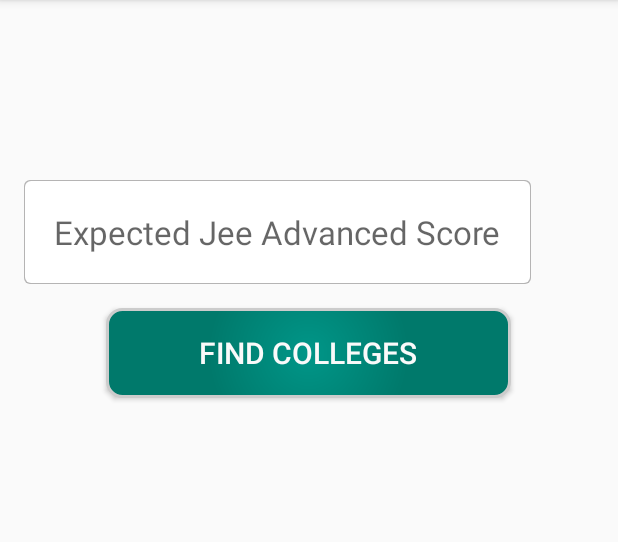
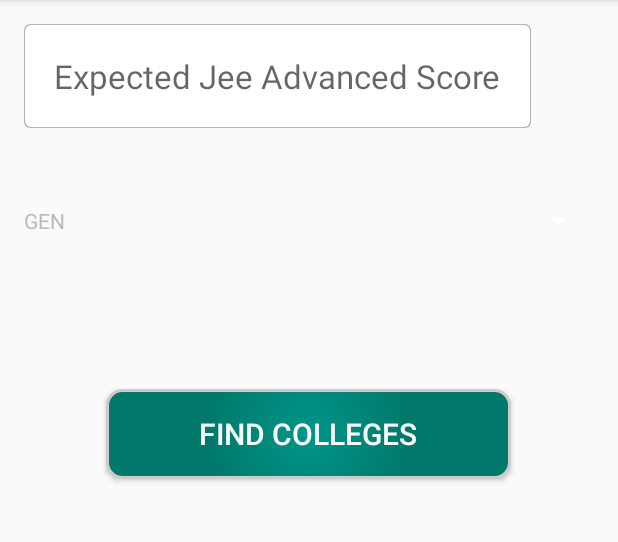
Before and after one commit to akshayaggarwal99/We_Counsel, an Android app: the MainActivity screen opened directly, with no data from a screen before it, on a phone screen of 412 x 824 dp, the part 84-626 px from its top. Run offline under Robolectric (Android 15) with nearby library versions, the phone set to English and light mode, and no system bars.

Commit message:
Spinner Attached

```diff
--- a/app/src/main/java/com/aka/wecounsel/MainActivity.java
+++ b/app/src/main/java/com/aka/wecounsel/MainActivity.java
@@ -1,31 +1,49 @@
 package com.aka.wecounsel;
 
+import android.app.Activity;
 import android.content.Intent;
 import android.support.v7.app.ActionBarActivity;
 import android.os.Bundle;
 import android.view.Menu;
 import android.view.MenuItem;
 import android.view.View;
+import android.widget.AdapterView;
+import android.widget.ArrayAdapter;
 import android.widget.Button;
 import android.widget.EditText;
+import android.widget.Spinner;
 import android.widget.Toast;
 
 
 public class MainActivity extends ActionBarActivity {
 
-EditText et_rank;
+    EditText et_rank;
     String rank;
+
+
+    Spinner spinner_category;
+    private String[] state = {"GEN", "OBC", "SC", "ST"
+    };
 
 
     @Override
     protected void onCreate(Bundle savedInstanceState) {
         super.onCreate(savedInstanceState);
         setContentView(R.layout.activity_main);
+        spinner_category = (Spinner) findViewById(R.id.spinnerstate);
+        ArrayAdapter<String> adapter_state = new ArrayAdapter<String>(this,
+                R.layout.spinner_item, state);
+        adapter_state
+                .setDropDownViewResource(android.R.layout.simple_spinner_dropdown_item);
+        spinner_category.setAdapter(adapter_state);
+
+
 
 
 
 
     }
+
 
 
     @Override
@@ -51,9 +69,11 @@ EditText et_rank;
     }
 
     public void onFindCollegesClick(View view) {
-        Intent intent=new Intent(getApplicationContext(),SubActivity.class);
-        et_rank=(EditText)findViewById(R.id.edit_score);
+        Intent intent = new Intent(getApplicationContext(), SubActivity.class);
+        et_rank = (EditText) findViewById(R.id.edit_score);
         rank = et_rank.getText().toString();
+        String category =spinner_category.getSelectedItem().toString();
+        intent.putExtra("category",category);
         intent.putExtra("ranks", rank);
         startActivity(intent);
     }
--- a/app/src/main/java/com/aka/wecounsel/Splash.java
+++ b/app/src/main/java/com/aka/wecounsel/Splash.java
@@ -21,7 +21,7 @@ public class Splash extends ActionBarActivity {
 
 
         Toast toast = new Toast(this);
-        toast.setDuration(Toast.LENGTH_LONG);
+        toast.setDuration(Toast.LENGTH_SHORT);
         toast.setGravity(Gravity.CENTER, 0, 0);
         LayoutInflater inflater = getLayoutInflater();
         View appearance = inflater.inflate(R.layout.custom_toast,
@@ -31,7 +31,7 @@ public class Splash extends ActionBarActivity {
         Thread th = new Thread() {
             public void run() {
                 try {
-                    sleep(4000);
+                    sleep(3000);
 
                 } catch (InterruptedException e) {
                     e.printStackTrace();
--- a/app/src/main/java/com/aka/wecounsel/SubActivity.java
+++ b/app/src/main/java/com/aka/wecounsel/SubActivity.java
@@ -42,12 +42,14 @@ public class SubActivity extends ActionBarActivity {
         setContentView(R.layout.activity_sub);
 //        tv=(TextView)findViewById(R.id.tv);
         Intent i = getIntent();
+        String cat =i.getExtras().getString("category");
        rank =i.getExtras().getString("ranks");
-        int pre_rank =Integer.parseInt(rank);
+       // int pre_rank =Integer.parseInt(rank);
+
+        String string = "Expected "+ cat + " Rank is " + rank ;
 
 
-
-        getSupportActionBar().setTitle("Expected Rank - " + rank);
+        getSupportActionBar().setTitle(string);
 
 
 
--- a/app/src/main/res/layout/activity_main.xml
+++ b/app/src/main/res/layout/activity_main.xml
@@ -13,7 +13,9 @@
     android:weightSum="50"
     android:orientation="vertical"
     android:id="@+id/layout_1"
-    >
+    android:layout_alignParentTop="true"
+    android:layout_alignParentRight="true"
+    android:layout_alignParentEnd="true">
     <EditText
         android:id="@+id/edit_score"
         android:layout_width="wrap_content"
@@ -26,29 +28,42 @@
         android:imeOptions="actionNext"
         android:layout_alignParentTop="true"
         android:layout_centerHorizontal="true"
-        android:layout_marginTop="104dp" /><requestFocus/>
+        /><requestFocus/>
 
-    />
-</LinearLayout>
+    /></LinearLayout>
+
+
     <LinearLayout
         android:layout_width="match_parent"
         android:layout_height="match_parent"
         android:weightSum="50"
+        android:id="@+id/layout_2"
         android:orientation="vertical"
         android:layout_below="@+id/layout_1"
-        > <Button
+        >
+
+        <Spinner
+            android:id="@+id/spinnerstate"
+            android:layout_width="match_parent"
+            android:layout_height="wrap_content"
+            android:layout_marginTop="50dp"
+
+      />
+
+        <Button
         android:id="@+id/find_colleges"
         android:layout_width="wrap_content"
         android:layout_height="wrap_content"
-        android:layout_gravity="center"
-        android:layout_margin="@dimen/activity_vertical_margin"
+
         android:background="@drawable/button_shape"
         android:text="Find Colleges"
         android:textSize="20dp"
+            android:layout_gravity="center"
+            android:layout_marginTop="100dp"
         android:onClick="onFindCollegesClick"
         android:layout_alignParentBottom="true"
         android:layout_centerHorizontal="true"
-        android:layout_marginBottom="193dp" />
+         />
 
     </LinearLayout>
 
--- a/app/src/main/res/layout/custom_toast.xml
+++ b/app/src/main/res/layout/custom_toast.xml
@@ -8,7 +8,7 @@
     <ImageView
         android:layout_width="wrap_content"
         android:layout_height="wrap_content"
-        android:src="@drawable/wecounsel" />
+        android:src="@drawable/wecounsel_new" />
 
 
 </LinearLayout>
--- /dev/null
+++ b/app/src/main/res/layout/spinner_item.xml
@@ -0,0 +1,7 @@
+<?xml version="1.0" encoding="utf-8"?>
+<TextView xmlns:android="http://schemas.android.com/apk/res/android"
+    android:layout_width="match_parent"
+    android:layout_height="match_parent"
+    android:gravity="top"
+    android:singleLine="true"
+    android:textColor="#BBB" />
```
Also changed, not shown: app/src/main/res/drawable/wecounsel_new.png (added), app/src/main/res/mipmap-hdpi/wecounsel_new.png (added).
